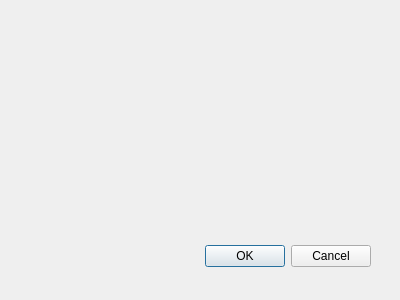
Qt form mostrarcliente.ui (kaioFerreira/CRUD-CPP-Arquivo) before a commit.
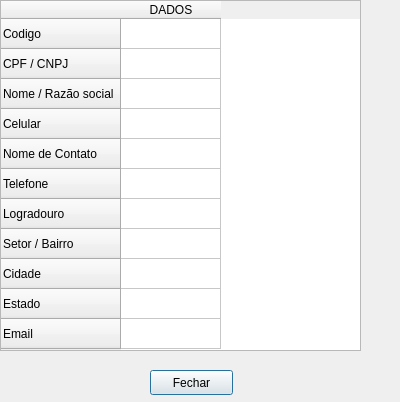
The same form after that commit.

```diff
--- a/mostrarcliente.ui
+++ b/mostrarcliente.ui
@@ -9,26 +9,93 @@
     <x>0</x>
     <y>0</y>
     <width>400</width>
-    <height>300</height>
+    <height>402</height>
    </rect>
   </property>
   <property name="windowTitle">
    <string>Dialog</string>
   </property>
-  <widget class="QDialogButtonBox" name="buttonBox">
+  <widget class="QTableWidget" name="tableWidget">
    <property name="geometry">
     <rect>
-     <x>30</x>
-     <y>240</y>
-     <width>341</width>
-     <height>32</height>
+     <x>0</x>
+     <y>0</y>
+     <width>361</width>
+     <height>351</height>
     </rect>
    </property>
-   <property name="orientation">
-    <enum>Qt::Horizontal</enum>
+   <row>
+    <property name="text">
+     <string>Codigo </string>
+    </property>
+   </row>
+   <row>
+    <property name="text">
+     <string>CPF / CNPJ</string>
+    </property>
+   </row>
+   <row>
+    <property name="text">
+     <string>Nome / Razão social</string>
+    </property>
+   </row>
+   <row>
+    <property name="text">
+     <string>Celular</string>
+    </property>
+   </row>
+   <row>
+    <property name="text">
+     <string>Nome de Contato</string>
+    </property>
+   </row>
+   <row>
+    <property name="text">
+     <string>Telefone</string>
+    </property>
+   </row>
+   <row>
+    <property name="text">
+     <string>Logradouro</string>
+    </property>
+   </row>
+   <row>
+    <property name="text">
+     <string>Setor / Bairro</string>
+    </property>
+   </row>
+   <row>
+    <property name="text">
+     <string>Cidade</string>
+    </property>
+   </row>
+   <row>
+    <property name="text">
+     <string>Estado</string>
+    </property>
+   </row>
+   <row>
+    <property name="text">
+     <string>Email</string>
+    </property>
+   </row>
+   <column>
+    <property name="text">
+     <string>DADOS</string>
+    </property>
+   </column>
+  </widget>
+  <widget class="QPushButton" name="pushButton">
+   <property name="geometry">
+    <rect>
+     <x>150</x>
+     <y>370</y>
+     <width>83</width>
+     <height>25</height>
+    </rect>
    </property>
-   <property name="standardButtons">
-    <set>QDialogButtonBox::Cancel|QDialogButtonBox::Ok</set>
+   <property name="text">
+    <string>Fechar</string>
    </property>
   </widget>
  </widget>
```
Left out of the diff: 40 changed lines with no effect on the pictures.
